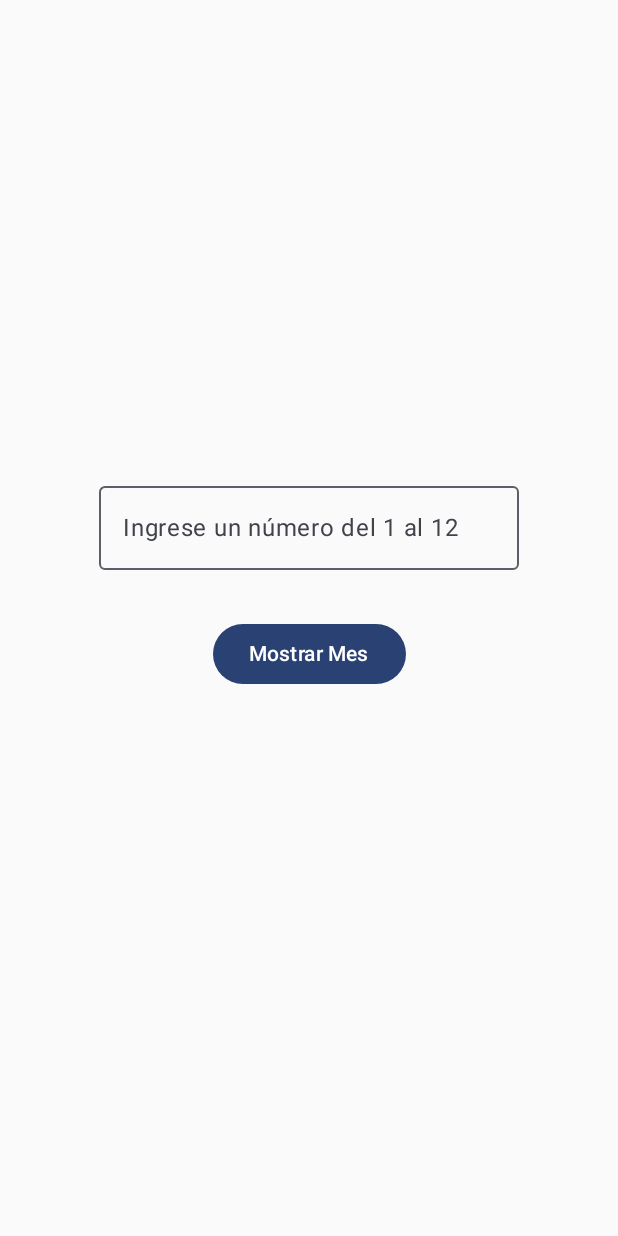
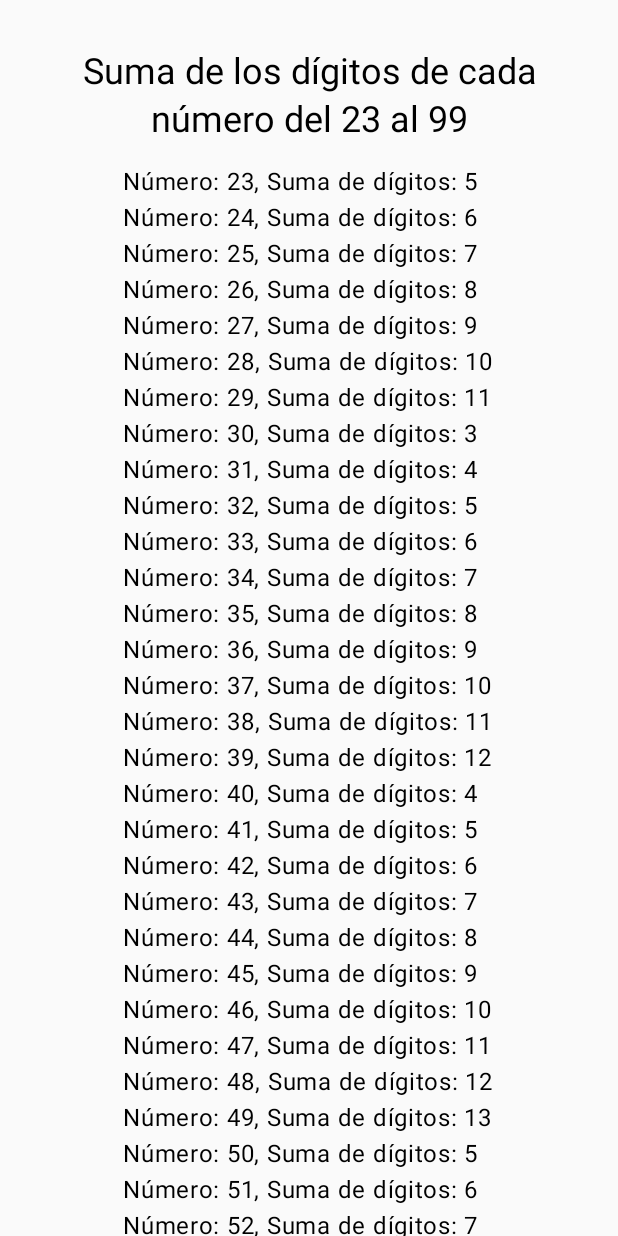
Before and after one commit to Antonyjr99/EC1, an Android app built with Jetpack Compose: the screen it shows after launch (MainActivity), on a phone screen of 412 x 824 dp. Run offline under Robolectric (Android 15) with nearby library versions, the phone set to English and light mode, and no system bars.

Commit message:
Ejercicio 4 realizado con exito

```diff
--- a/app/src/main/java/pe/iedu/idat/ec_01/MainActivity.kt
+++ b/app/src/main/java/pe/iedu/idat/ec_01/MainActivity.kt
@@ -19,7 +19,7 @@ class MainActivity : ComponentActivity() {
         enableEdgeToEdge()
         setContent {
             EC_01Theme {
-                MesScreen()
+                SumaScreen()
             }
         }
     }
--- /dev/null
+++ b/app/src/main/java/pe/iedu/idat/ec_01/SumaScreen.kt
@@ -0,0 +1,51 @@
+package pe.iedu.idat.ec_01
+
+import androidx.compose.foundation.layout.*
+import androidx.compose.foundation.verticalScroll
+import androidx.compose.material3.*
+import androidx.compose.runtime.*
+import androidx.compose.ui.Modifier
+import androidx.compose.ui.unit.dp
+import androidx.compose.ui.text.style.TextAlign
+import androidx.compose.foundation.rememberScrollState
+import androidx.compose.ui.Alignment
+
+@Composable
+fun SumaScreen() {
+    var resultado by remember { mutableStateOf("") }
+
+    // Función para calcular la suma de los dígitos de un número
+    fun sumaDeDigitos(numero: Int): Int {
+        return numero.toString().map { it.toString().toInt() }.sum()
+    }
+
+    // Calcular la suma de los dígitos para cada número del 23 al 99
+    LaunchedEffect(Unit) {
+        val resultados = (23..99).joinToString("\n") { numero ->
+            "Número: $numero, Suma de dígitos: ${sumaDeDigitos(numero)}"
+        }
+        resultado = resultados
+    }
+
+    Column(
+        modifier = Modifier
+            .fillMaxSize()
+            .verticalScroll(rememberScrollState())
+            .padding(16.dp),
+        verticalArrangement = Arrangement.Top,
+        horizontalAlignment = Alignment.CenterHorizontally
+    ) {
+        Text(
+            text = "Suma de los dígitos de cada número del 23 al 99",
+            style = MaterialTheme.typography.headlineSmall,
+            textAlign = TextAlign.Center,
+            modifier = Modifier.padding(16.dp)
+        )
+
+        Text(
+            text = resultado,
+            style = MaterialTheme.typography.bodyLarge,
+            textAlign = TextAlign.Left
+        )
+    }
+}
```
